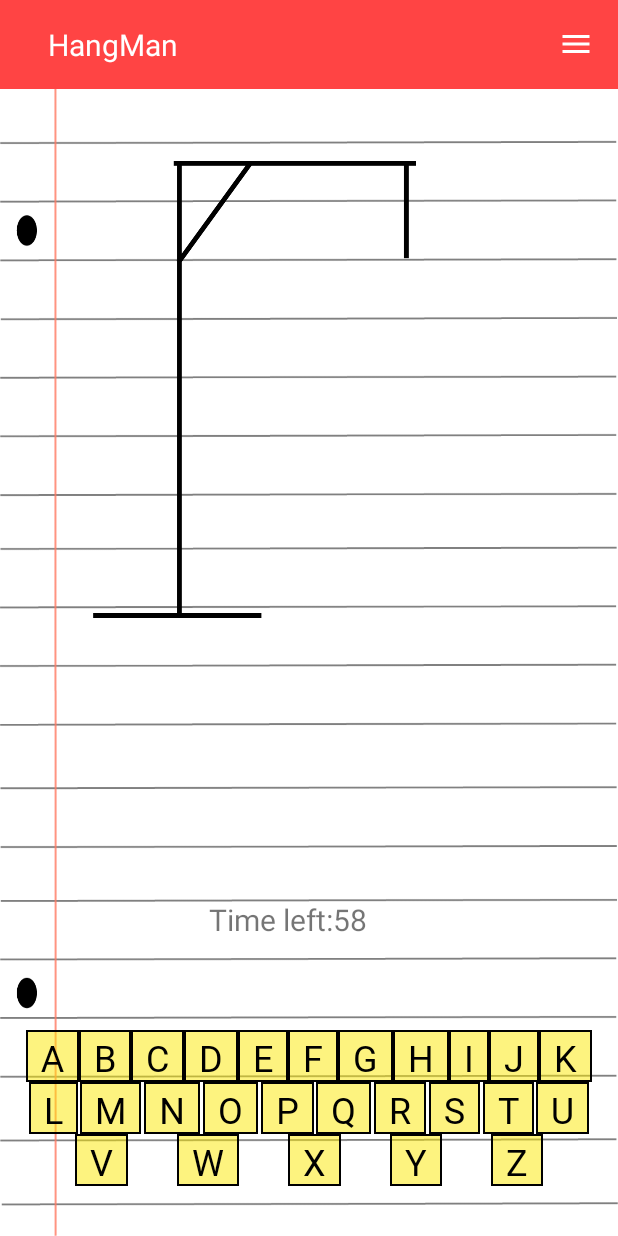
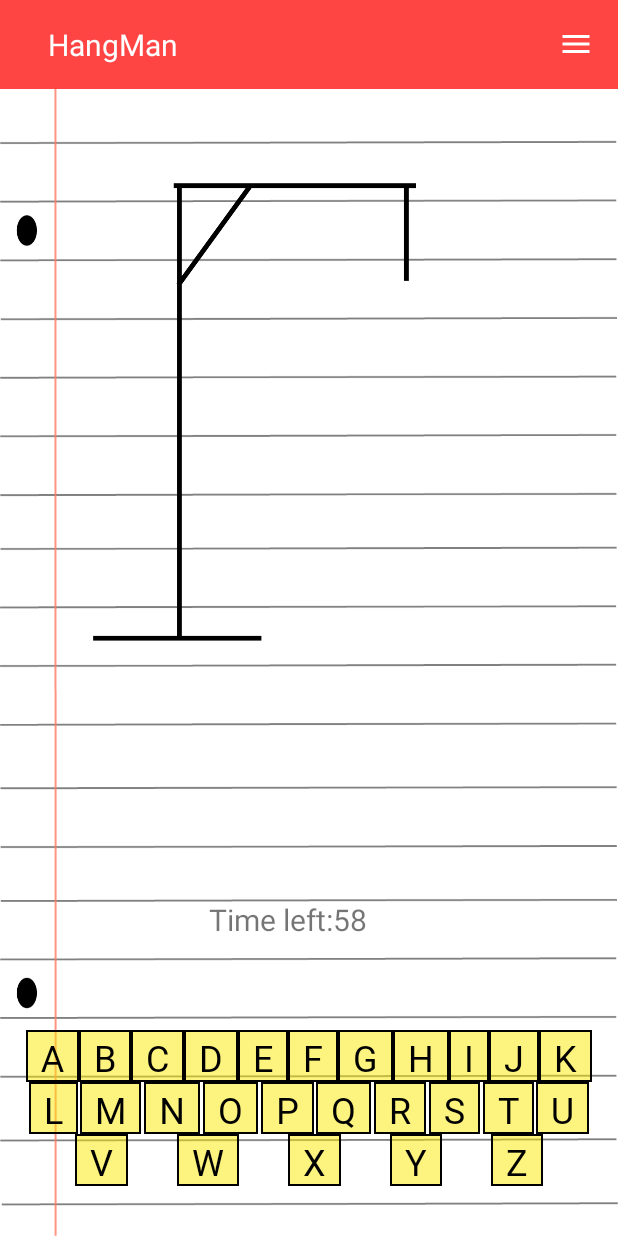
Before and after one commit to Ivansame-enti/HangMan, an Android app: the GameActivity screen opened directly, with no data from a screen before it, on a phone screen of 412 x 824 dp. Run offline under Robolectric (Android 15) with nearby library versions, the phone set to English and light mode, and no system bars; our stand-ins replace Firebase (no records; nobody signed in at launch, a user with empty details on screens opened directly).

Commit message:
Algun bug y haber como veis vosotros los contraints

```diff
--- a/app/build.gradle
+++ b/app/build.gradle
@@ -47,6 +47,7 @@ dependencies {
     implementation 'androidx.constraintlayout:constraintlayout:2.1.3'
     implementation 'androidx.preference:preference:1.1.1'
     implementation 'com.google.firebase:firebase-firestore-ktx:24.4.0'
+    implementation 'androidx.games:games-activity:1.1.0'
     testImplementation 'junit:junit:4.13.2'
     androidTestImplementation 'androidx.test.ext:junit:1.1.3'
     androidTestImplementation 'androidx.test.espresso:espresso-core:3.4.0'
--- a/app/src/main/java/com/example/hangman/SettingsActivity.kt
+++ b/app/src/main/java/com/example/hangman/SettingsActivity.kt
@@ -1,12 +1,14 @@
 package com.example.hangman
 
 import android.content.Context
+import android.content.Intent
 import android.os.Build
 import androidx.appcompat.app.AppCompatActivity
 import android.os.Bundle
 import android.widget.Toast
 import androidx.annotation.RequiresApi
 import com.example.hangman.databinding.ActivitySettingsBinding
+import com.google.androidgamesdk.GameActivity
 import com.google.firebase.auth.FirebaseAuth
 import com.google.firebase.firestore.FirebaseFirestore
 
@@ -49,7 +51,9 @@ class SettingsActivity : AppCompatActivity() {
                 .document(currentUser)
                 .set(settingsData)
                 .addOnSuccessListener { result ->
-                    Toast.makeText(this, "Guardado exitoso", Toast.LENGTH_SHORT).show()
+                    val intent = Intent(this@SettingsActivity, GameActivity::class.java)
+                    startActivity(intent)
+                    finish()
                 }
                 .addOnFailureListener { exception ->
                     Toast.makeText(this, "Guardado fallado", Toast.LENGTH_SHORT).show()
--- a/app/src/main/res/layout/activity_game.xml
+++ b/app/src/main/res/layout/activity_game.xml
@@ -555,7 +555,7 @@
         android:layout_width="215dp"
         android:layout_height="0dp"
         android:layout_marginStart="50dp"
-        android:layout_marginTop="20dp"
+        android:layout_marginTop="50dp"
         android:layout_marginEnd="120dp"
         android:layout_marginBottom="170dp"
         android:src="@drawable/hangmansticks"
@@ -570,8 +570,8 @@
         android:id="@+id/head"
         android:layout_width="63dp"
         android:layout_height="94dp"
-        android:layout_marginStart="163dp"
-        android:layout_marginTop="40dp"
+        android:layout_marginStart="160dp"
+        android:layout_marginTop="35dp"
         android:layout_marginEnd="80dp"
         android:layout_marginBottom="150dp"
         android:src="@drawable/hangman_head"
@@ -588,9 +588,9 @@
         android:layout_width="11dp"
         android:layout_height="114dp"
         android:layout_marginStart="200dp"
-        android:layout_marginTop="185dp"
+        android:layout_marginTop="190dp"
         android:layout_marginEnd="120dp"
-        android:layout_marginBottom="150dp"
+        android:layout_marginBottom="155dp"
         android:src="@drawable/hangman_body"
         app:layout_constraintBottom_toTopOf="@+id/wordTextView"
         app:layout_constraintEnd_toEndOf="parent"
```
